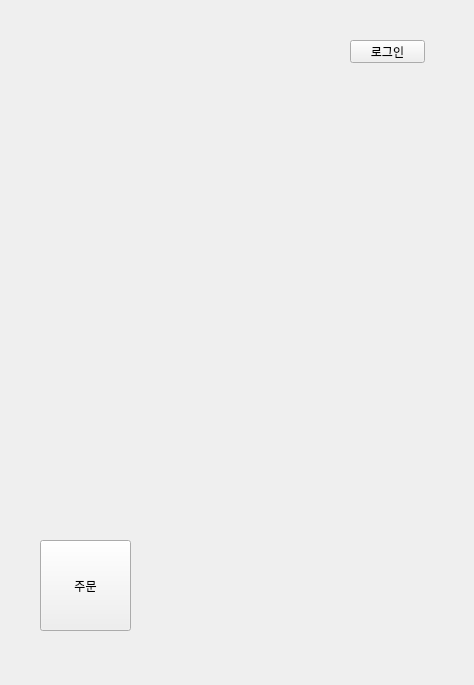
Qt form ui/main.ui (ElisaBluebell/project7smartstore) before a commit.
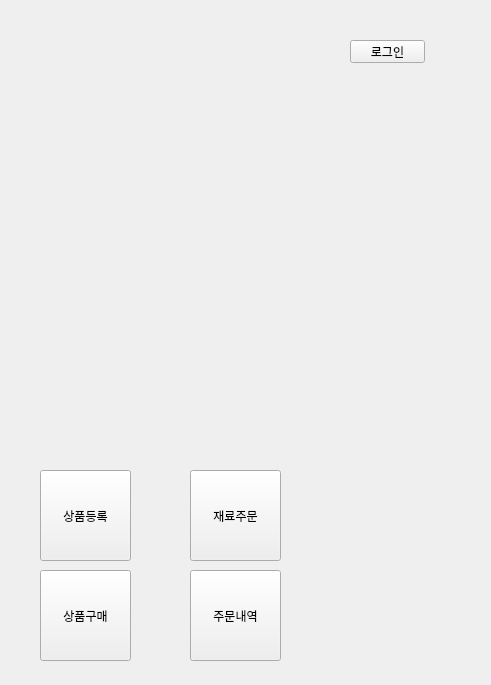
The same form after that commit. The open tabs and pages were chosen to show the change.

Diff of the .ui file:
```diff
--- a/ui/main.ui
+++ b/ui/main.ui
@@ -6,7 +6,7 @@
    <rect>
     <x>0</x>
     <y>0</y>
-    <width>474</width>
+    <width>491</width>
     <height>685</height>
    </rect>
   </property>
@@ -68,14 +68,53 @@
     <widget class="QPushButton" name="MAIN_BT_test1">
      <property name="geometry">
       <rect>
+       <x>180</x>
+       <y>460</y>
+       <width>91</width>
+       <height>91</height>
+      </rect>
+     </property>
+     <property name="text">
+      <string>재료주문</string>
+     </property>
+    </widget>
+    <widget class="QPushButton" name="MAIN_BT_seller_insert">
+     <property name="geometry">
+      <rect>
        <x>30</x>
-       <y>530</y>
+       <y>460</y>
        <width>91</width>
        <height>91</height>
       </rect>
      </property>
      <property name="text">
-      <string>주문</string>
+      <string>상품등록</string>
+     </property>
+    </widget>
+    <widget class="QPushButton" name="MAIN_BT_buyer_buy">
+     <property name="geometry">
+      <rect>
+       <x>30</x>
+       <y>560</y>
+       <width>91</width>
+       <height>91</height>
+      </rect>
+     </property>
+     <property name="text">
+      <string>상품구매</string>
+     </property>
+    </widget>
+    <widget class="QPushButton" name="MAIN_BT_buyer_orderlist">
+     <property name="geometry">
+      <rect>
+       <x>180</x>
+       <y>560</y>
+       <width>91</width>
+       <height>91</height>
+      </rect>
+     </property>
+     <property name="text">
+      <string>주문내역</string>
      </property>
     </widget>
    </widget>
```
Left out of the diff: 5 changed lines with no effect on the pictures.
